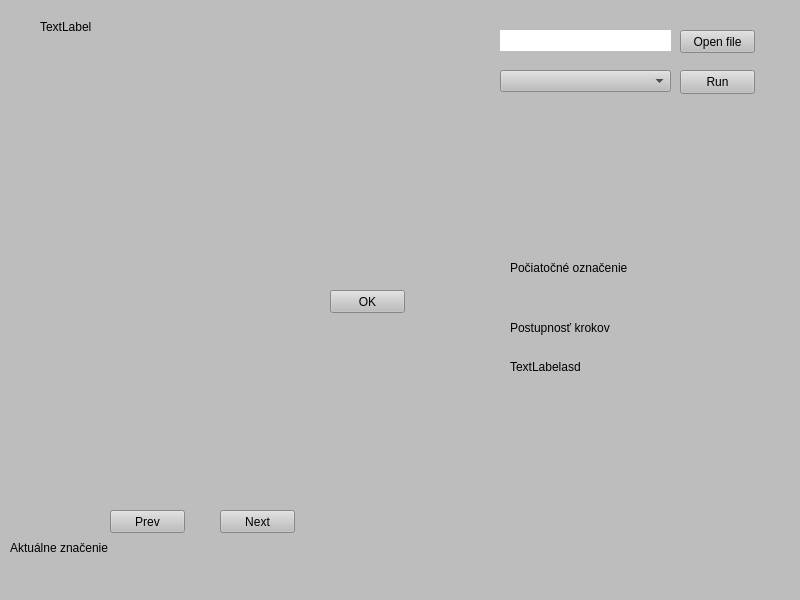
Before: the Qt Designer form mainwindow.ui in PavolHradsky/PIS-bonus, drawn with Qt 5.
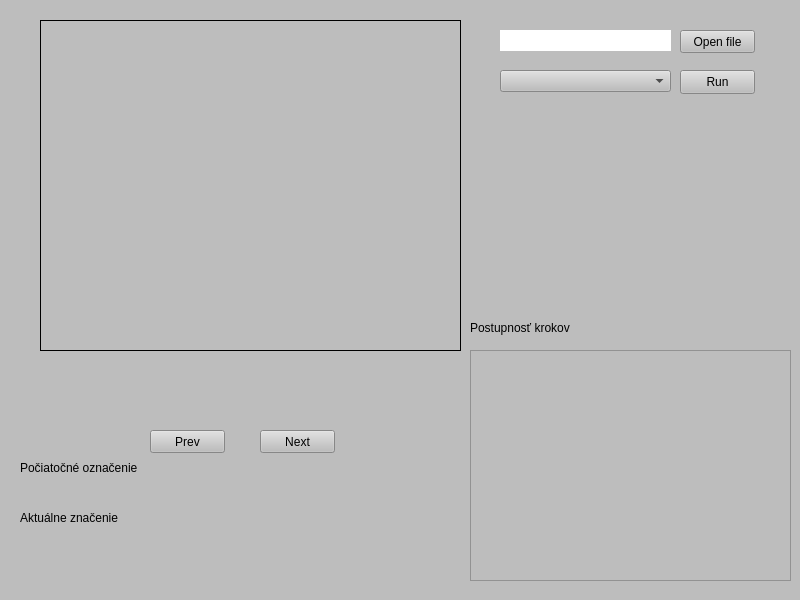
After: the same form once the commit is applied.

Commit message: steps, images

```diff
--- a/mainwindow.ui
+++ b/mainwindow.ui
@@ -72,8 +72,8 @@
    <widget class="QPushButton" name="nextButton">
     <property name="geometry">
      <rect>
-      <x>220</x>
-      <y>510</y>
+      <x>260</x>
+      <y>430</y>
       <width>75</width>
       <height>23</height>
      </rect>
@@ -85,8 +85,8 @@
    <widget class="QLabel" name="initial_marking_label">
     <property name="geometry">
      <rect>
-      <x>510</x>
-      <y>260</y>
+      <x>20</x>
+      <y>460</y>
       <width>121</width>
       <height>16</height>
      </rect>
@@ -98,7 +98,7 @@
    <widget class="QLabel" name="label_2">
     <property name="geometry">
      <rect>
-      <x>510</x>
+      <x>470</x>
       <y>320</y>
       <width>111</width>
       <height>16</height>
@@ -111,8 +111,8 @@
    <widget class="QPushButton" name="prevButton">
     <property name="geometry">
      <rect>
-      <x>110</x>
-      <y>510</y>
+      <x>150</x>
+      <y>430</y>
       <width>75</width>
       <height>23</height>
      </rect>
@@ -124,8 +124,8 @@
    <widget class="QLabel" name="marking">
     <property name="geometry">
      <rect>
-      <x>510</x>
-      <y>290</y>
+      <x>20</x>
+      <y>480</y>
       <width>141</width>
       <height>16</height>
      </rect>
@@ -134,52 +134,20 @@
      <string/>
     </property>
    </widget>
-   <widget class="QLabel" name="steps">
-    <property name="geometry">
-     <rect>
-      <x>510</x>
-      <y>360</y>
-      <width>281</width>
-      <height>221</height>
-     </rect>
-    </property>
-    <property name="text">
-     <string>TextLabelasd</string>
-    </property>
-    <property name="scaledContents">
-     <bool>true</bool>
-    </property>
-    <property name="alignment">
-     <set>Qt::AlignLeading|Qt::AlignLeft|Qt::AlignTop</set>
-    </property>
-    <property name="wordWrap">
-     <bool>true</bool>
-    </property>
-   </widget>
-   <widget class="QPushButton" name="accept">
-    <property name="geometry">
-     <rect>
-      <x>330</x>
-      <y>290</y>
-      <width>75</width>
-      <height>23</height>
-     </rect>
-    </property>
-    <property name="text">
-     <string>OK</string>
-    </property>
-   </widget>
-   <widget class="QLabel" name="initialMarkingSet">
+   <widget class="QLabel" name="photo">
     <property name="geometry">
      <rect>
       <x>40</x>
       <y>20</y>
-      <width>351</width>
-      <height>251</height>
+      <width>421</width>
+      <height>331</height>
      </rect>
     </property>
+    <property name="frameShape">
+     <enum>QFrame::Box</enum>
+    </property>
     <property name="text">
-     <string>TextLabel</string>
+     <string/>
     </property>
     <property name="scaledContents">
      <bool>false</bool>
@@ -194,8 +162,8 @@
    <widget class="QLabel" name="label">
     <property name="geometry">
      <rect>
-      <x>10</x>
-      <y>540</y>
+      <x>20</x>
+      <y>510</y>
       <width>141</width>
       <height>16</height>
      </rect>
@@ -207,8 +175,8 @@
    <widget class="QLabel" name="actual_marking">
     <property name="geometry">
      <rect>
-      <x>10</x>
-      <y>570</y>
+      <x>20</x>
+      <y>530</y>
       <width>131</width>
       <height>16</height>
      </rect>
@@ -217,6 +185,25 @@
      <string/>
     </property>
    </widget>
+   <widget class="QListWidget" name="steps">
+    <property name="geometry">
+     <rect>
+      <x>470</x>
+      <y>350</y>
+      <width>321</width>
+      <height>231</height>
+     </rect>
+    </property>
+    <property name="horizontalScrollBarPolicy">
+     <enum>Qt::ScrollBarAlwaysOff</enum>
+    </property>
+    <property name="sizeAdjustPolicy">
+     <enum>QAbstractScrollArea::AdjustToContents</enum>
+    </property>
+    <property name="selectionMode">
+     <enum>QAbstractItemView::NoSelection</enum>
+    </property>
+   </widget>
   </widget>
  </widget>
  <resources/>
```
The commit also changes 4 other files.
